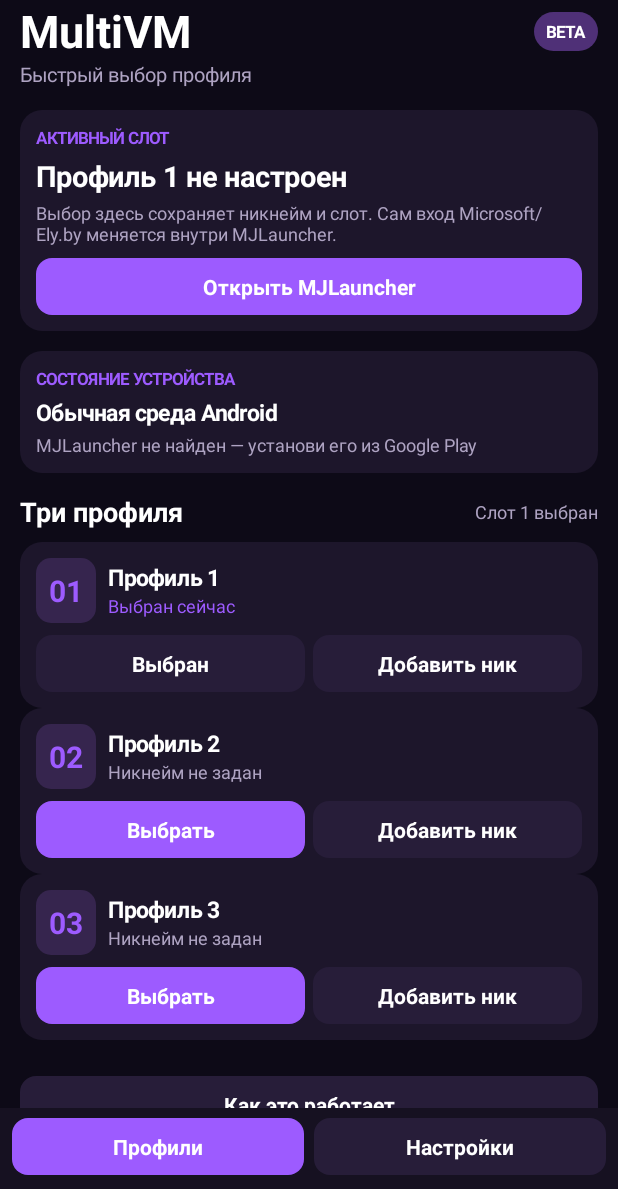
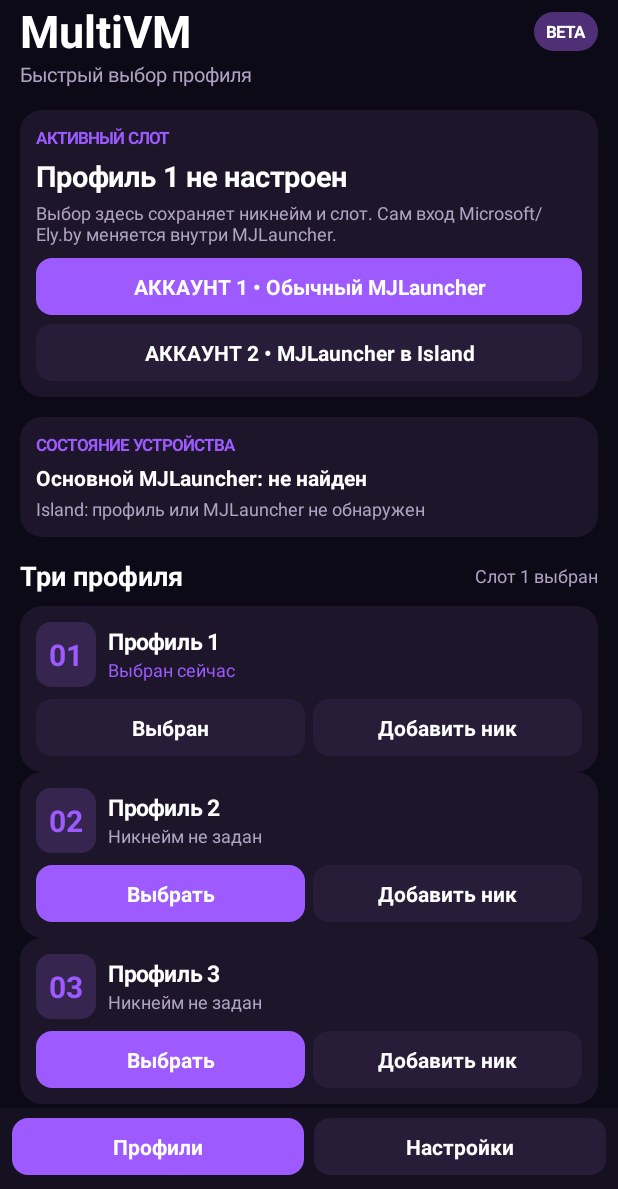
Before and after one commit to cheburk199-web/MultiAccountConnect, an Android app: the screen it shows after launch (MainActivity), on a phone screen of 412 x 824 dp, the part 47-1236 px from its top. Run offline under Robolectric (Android 15) with nearby library versions, the phone set to English and light mode, and no system bars.

Commit message:
Add separate launch buttons for personal and Island MJLauncher

```diff
--- a/app/src/main/java/com/masterme4a/multiaccountconnect/MainActivity.kt
+++ b/app/src/main/java/com/masterme4a/multiaccountconnect/MainActivity.kt
@@ -1,12 +1,15 @@
 package com.masterme4a.multiaccountconnect
 
 import android.app.AlertDialog
+import android.content.ComponentName
 import android.content.Intent
+import android.content.pm.LauncherApps
 import android.graphics.Color
 import android.graphics.Typeface
 import android.graphics.drawable.GradientDrawable
 import android.os.Bundle
-import android.os.UserManager
+import android.os.Process
+import android.os.UserHandle
 import android.view.Gravity
 import android.view.View
 import android.widget.*
@@ -20,6 +23,7 @@ class MainActivity : ComponentActivity() {
     private val muted = Color.rgb(174, 163, 194)
     private val white = Color.WHITE
     private val prefs by lazy { getSharedPreferences("multivm_profiles", MODE_PRIVATE) }
+    private val launcherPackage = "git.artdeell.mjlaunch"
     private val names = MutableList<String?>(3) { null }
     private var selectedSlot = 0
     private lateinit var content: LinearLayout
@@ -116,21 +120,23 @@ class MainActivity : ComponentActivity() {
         spacerIn(summary, 5)
         summary.addView(label("Выбор здесь сохраняет никнейм и слот. Сам вход Microsoft/Ely.by меняется внутри MJLauncher.", 12f, muted))
         spacerIn(summary, 12)
-        summary.addView(button("Открыть MJLauncher", true) { openLauncher() })
+        summary.addView(button("АККАУНТ 1 • Обычный MJLauncher", true) { openLauncher() })
+        spacerIn(summary, 9)
+        summary.addView(button("АККАУНТ 2 • MJLauncher в Island", false) { openWorkLauncher() })
         content.addView(summary)
         spacer(20)
         val env = card()
-        val managed = try { (getSystemService(USER_SERVICE) as UserManager).isManagedProfile } catch (_: Exception) { false }
         val installed = try {
             @Suppress("DEPRECATION")
-            packageManager.getApplicationInfo("git.artdeell.mjlaunch", 0)
+            packageManager.getApplicationInfo(launcherPackage, 0)
             true
         } catch (_: Exception) { false }
+        val workInstalled = findWorkLauncher() != null
         env.addView(label("СОСТОЯНИЕ УСТРОЙСТВА", 11f, purple, true))
         spacerIn(env, 7)
-        env.addView(label(if (managed) "Рабочая среда Android" else "Обычная среда Android", 15f, white, true))
+        env.addView(label(if (installed) "Основной MJLauncher: найден" else "Основной MJLauncher: не найден", 14f, white, true))
         spacerIn(env, 4)
-        env.addView(label(if (installed) "MJLauncher найден" else "MJLauncher не найден — установи его из Google Play", 12f, muted))
+        env.addView(label(if (workInstalled) "Island: MJLauncher найден" else "Island: профиль или MJLauncher не обнаружен", 12f, if (workInstalled) purple else muted))
         content.addView(env)
         spacer(20)
         val title = LinearLayout(this).apply { gravity = Gravity.CENTER_VERTICAL }
@@ -205,7 +211,7 @@ class MainActivity : ComponentActivity() {
     }
 
     private fun openLauncher() {
-        val intent = packageManager.getLaunchIntentForPackage("git.artdeell.mjlaunch")
+        val intent = packageManager.getLaunchIntentForPackage(launcherPackage)
         if (intent == null) {
             AlertDialog.Builder(this).setTitle("MJLauncher не найден")
                 .setMessage("Установи MJLauncher из Google Play и попробуй снова.")
@@ -218,6 +224,44 @@ class MainActivity : ComponentActivity() {
         } catch (_: Exception) {
             AlertDialog.Builder(this).setMessage("Не удалось открыть MJLauncher.")
                 .setPositiveButton("OK", null).show()
+        }
+    }
+
+    private fun findWorkLauncher(): Pair<UserHandle, ComponentName>? {
+        return try {
+            val launcherApps = getSystemService(LauncherApps::class.java)
+            val currentUser = Process.myUserHandle()
+            launcherApps.getProfiles()
+                .firstOrNull { it != currentUser }
+                ?.let { profile ->
+                    launcherApps.getActivityList(launcherPackage, profile)
+                        .firstOrNull()
+                        ?.let { Pair(profile, it.componentName) }
+                }
+        } catch (_: Exception) {
+            null
+        }
+    }
+
+    private fun openWorkLauncher() {
+        val target = findWorkLauncher()
+        if (target == null) {
+            AlertDialog.Builder(this)
+                .setTitle("MJLauncher в Island не найден")
+                .setMessage("Открой Island, перейди во вкладку ISLAND и убедись, что MJLauncher установлен и рабочий профиль включён. Затем вернись сюда.")
+                .setPositiveButton("Понятно", null)
+                .show()
+            return
+        }
+        try {
+            val launcherApps = getSystemService(LauncherApps::class.java)
+            launcherApps.startMainActivity(target.second, target.first, null, null)
+        } catch (_: Exception) {
+            AlertDialog.Builder(this)
+                .setTitle("Не удалось открыть второй профиль")
+                .setMessage("Android не разрешил запуск через Island. Запусти второй MJLauncher напрямую из вкладки ISLAND приложения Island.")
+                .setPositiveButton("Понятно", null)
+                .show()
         }
     }
 
```
